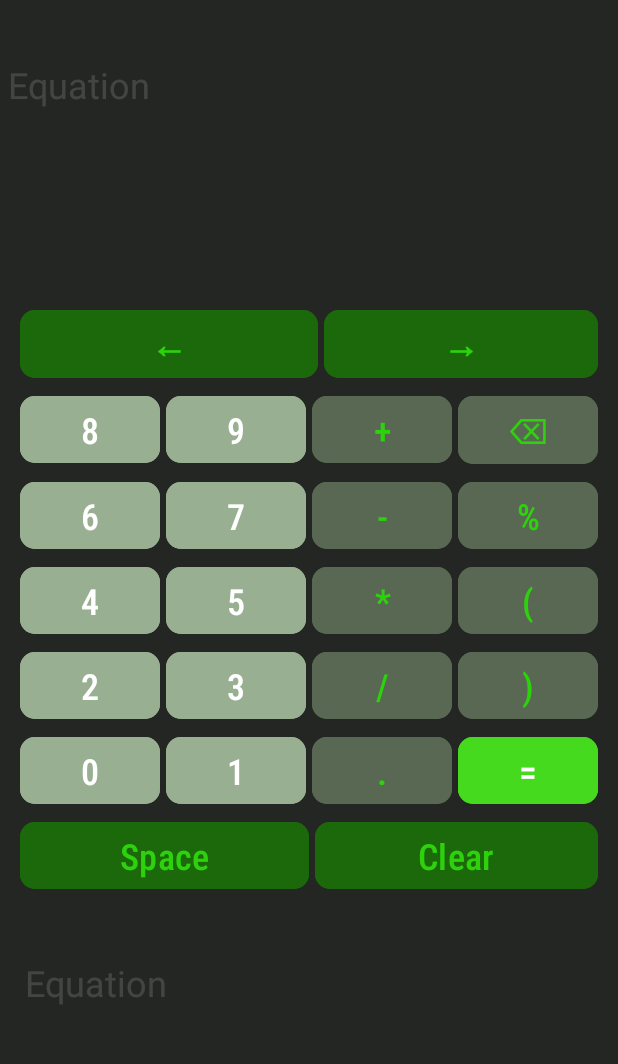
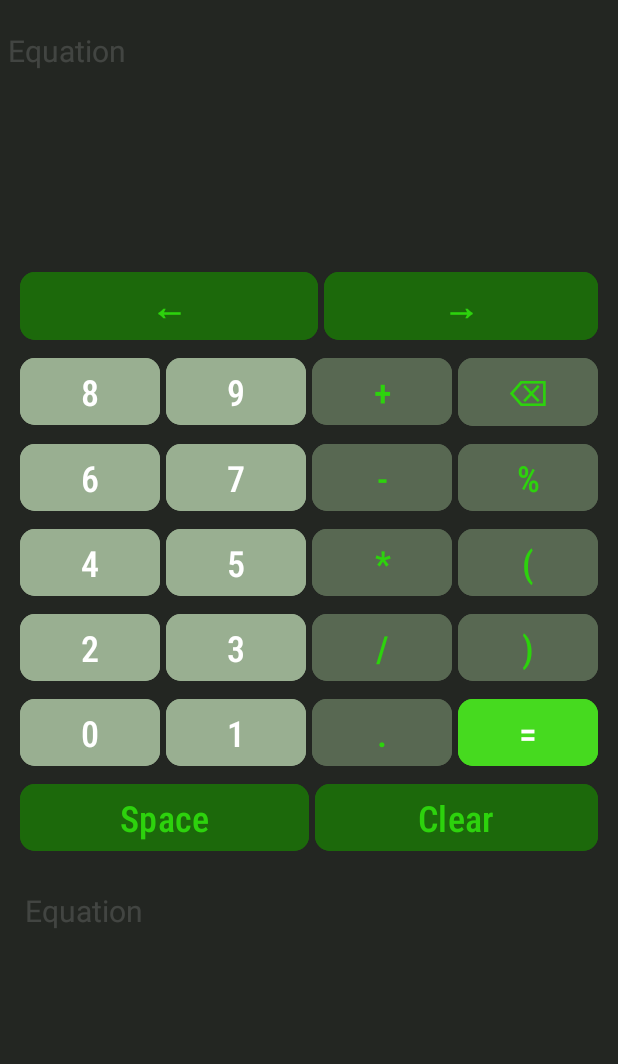
Before and after one commit to Rock68ir/Calculator, an Android app: the screen it shows after launch (MainActivity), on a phone screen of 412 x 824 dp, the part 59-1123 px from its top. Run offline under Robolectric (Android 15) with nearby library versions, the phone set to English and light mode, and no system bars.

Commit message:
EditText position fix

```diff
--- a/app/src/main/res/layout/activity_main.xml
+++ b/app/src/main/res/layout/activity_main.xml
@@ -14,7 +14,7 @@
         android:layout_width="401dp"
         android:layout_height="wrap_content"
         android:layout_marginStart="5dp"
-        android:layout_marginTop="40dp"
+        android:layout_marginTop="20dp"
         android:layout_marginEnd="5dp"
         android:autofillHints=""
         android:background="@android:color/transparent"
@@ -27,7 +27,7 @@
         android:inputType="textMultiLine"
         android:textColor="@color/white"
         android:textColorHint="#25FFFFFF"
-        android:textSize="24sp"
+        android:textSize="20sp"
         app:layout_constraintEnd_toEndOf="parent"
         app:layout_constraintStart_toStartOf="parent"
         app:layout_constraintTop_toBottomOf="@+id/textView"
@@ -431,7 +431,7 @@
             android:layout_width="match_parent"
             android:layout_height="wrap_content"
             android:layout_marginStart="5dp"
-            android:layout_marginTop="40dp"
+            android:layout_marginTop="20dp"
             android:layout_marginEnd="5dp"
             android:autofillHints=""
             android:background="@android:color/transparent"
@@ -444,7 +444,7 @@
             android:inputType="textMultiLine"
             android:textColor="@color/white"
             android:textColorHint="#25FFFFFF"
-            android:textSize="24sp"
+            android:textSize="20sp"
             app:layout_constraintEnd_toEndOf="parent"
             app:layout_constraintStart_toStartOf="parent"
             app:layout_constraintTop_toBottomOf="@+id/textView"
```
